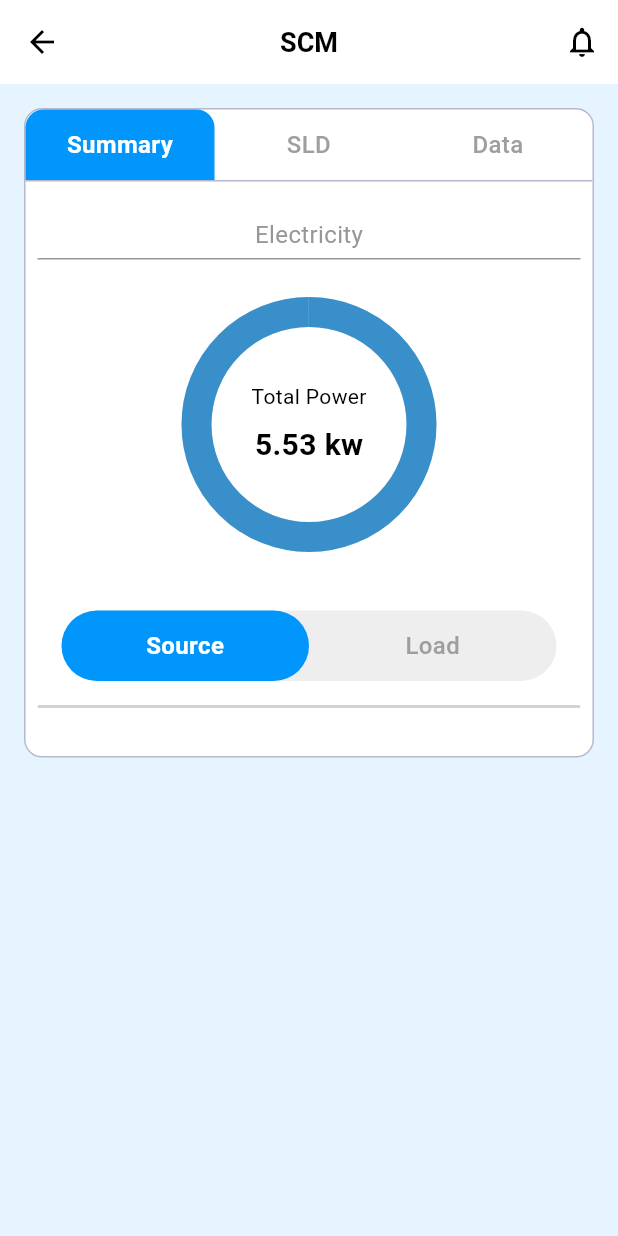
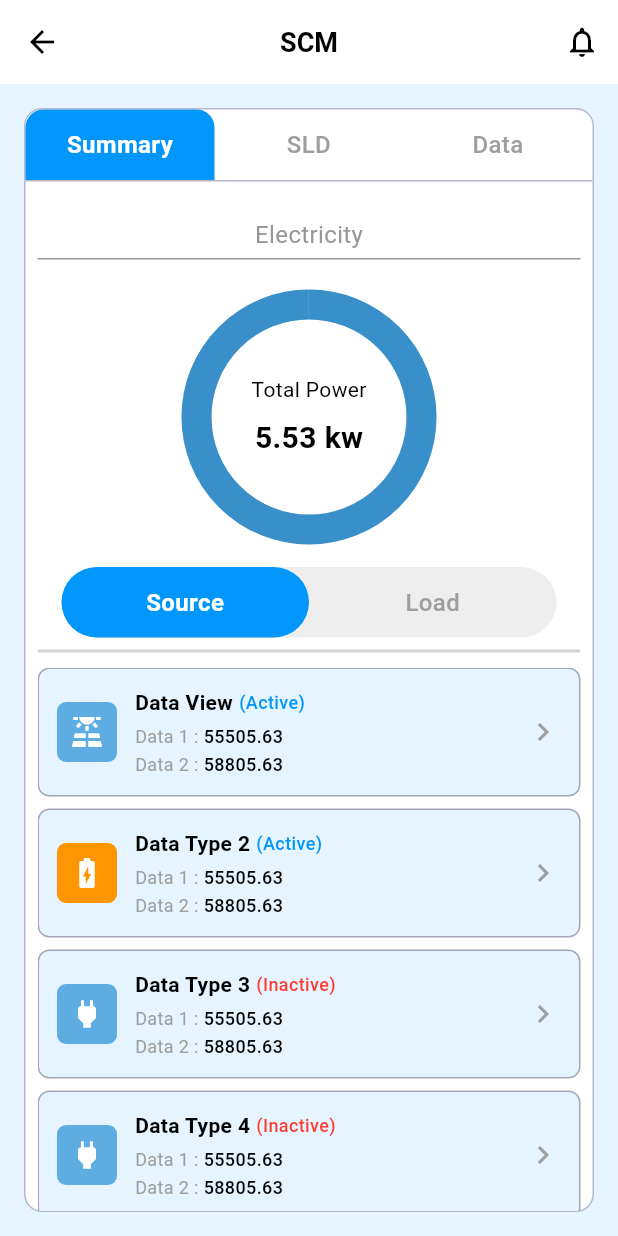
Before and after one commit to Md-Sakibul-Hasan/task_app, a Flutter app: the HomeView screen opened directly, on a phone screen of 412 x 824 dp. Run offline on Flutter 3.47's test engine with Material 3 defaults, Android fonts, the phone set to English and light mode, and no system bars; our stand-ins replace flutter_svg, get.

Commit message:
design the item card

```diff
--- a/lib/controllers/home_controller.dart
+++ b/lib/controllers/home_controller.dart
@@ -1,9 +1,18 @@
 // Controller - Handles home screen logic
 import 'package:get/get.dart';
+import '../models/data_item_model.dart';
 
 class HomeController extends GetxController {
   // Observable state
   final RxBool hasNotifications = true.obs;
+  final RxList<DataItemModel> dataItems = <DataItemModel>[].obs;
+
+  @override
+  void onInit() {
+    super.onInit();
+    // Load sample data
+    dataItems.value = DataItemModel.getSampleData();
+  }
 
   // Handle notification press
   void onNotificationPressed() {
@@ -18,4 +27,13 @@ class HomeController extends GetxController {
   void clearNotifications() {
     hasNotifications.value = false;
   }
+
+  // Handle data item tap
+  void onDataItemTap(DataItemModel item) {
+    Get.snackbar(
+      item.title,
+      'Status: ${item.statusText}',
+      snackPosition: SnackPosition.BOTTOM,
+    );
+  }
 }
--- /dev/null
+++ b/lib/models/data_item_model.dart
@@ -0,0 +1,87 @@
+import 'package:flutter/material.dart';
+
+class DataItemModel {
+  final String id;
+  final String title;
+  final String statusText;
+  final Color statusColor;
+  final bool isActive;
+  final IconData icon;
+  final Color iconBackgroundColor;
+  final String data1Label;
+  final String data1Value;
+  final String data2Label;
+  final String data2Value;
+
+  DataItemModel({
+    required this.id,
+    required this.title,
+    required this.statusText,
+    required this.statusColor,
+    required this.isActive,
+    required this.icon,
+    required this.iconBackgroundColor,
+    required this.data1Label,
+    required this.data1Value,
+    required this.data2Label,
+    required this.data2Value,
+  });
+
+  // Sample data for testing
+  static List<DataItemModel> getSampleData() {
+    return [
+      DataItemModel(
+        id: '1',
+        title: 'Data View',
+        statusText: 'Active',
+        statusColor: const Color(0xFF0096FC),
+        isActive: true,
+        icon: Icons.solar_power,
+        iconBackgroundColor: const Color(0xFF5DADE2),
+        data1Label: 'Data 1',
+        data1Value: '55505.63',
+        data2Label: 'Data 2',
+        data2Value: '58805.63',
+      ),
+      DataItemModel(
+        id: '2',
+        title: 'Data Type 2',
+        statusText: 'Active',
+        statusColor: const Color(0xFF0096FC),
+        isActive: true,
+        icon: Icons.battery_charging_full,
+        iconBackgroundColor: const Color(0xFFFF9500),
+        data1Label: 'Data 1',
+        data1Value: '55505.63',
+        data2Label: 'Data 2',
+        data2Value: '58805.63',
+      ),
+      DataItemModel(
+        id: '3',
+        title: 'Data Type 3',
+        statusText: 'Inactive',
+        statusColor: const Color(0xFFFF3B30),
+        isActive: false,
+        icon: Icons.power,
+        iconBackgroundColor: const Color(0xFF5DADE2),
+        data1Label: 'Data 1',
+        data1Value: '55505.63',
+        data2Label: 'Data 2',
+        data2Value: '58805.63',
+      ),
+      DataItemModel(
+        id: '4',
+        title: 'Data Type 4',
+        statusText: 'Inactive',
+        statusColor: const Color(0xFFFF3B30),
+        isActive: false,
+        icon: Icons.power,
+        iconBackgroundColor: const Color(0xFF5DADE2),
+        data1Label: 'Data 1',
+        data1Value: '55505.63',
+        data2Label: 'Data 2',
+        data2Value: '58805.63',
+      ),
+    ];
+  }
+}
--- a/lib/views/home/home_view.dart
+++ b/lib/views/home/home_view.dart
@@ -3,6 +3,7 @@ import 'package:flutter/material.dart';
 import 'package:get/get.dart';
 import '../../controllers/home_controller.dart';
 import '../../widgets/custom_app_bar.dart';
+import '../../widgets/item_card_widget.dart';
 
 class HomeView extends StatelessWidget {
   const HomeView({super.key});
@@ -20,7 +21,8 @@ class HomeView extends StatelessWidget {
         body: Column(
           children: [
             // Tab bar
-            Container(
+            Expanded(
+              child: Container(
                 margin: const EdgeInsets.all(16),
                 decoration: BoxDecoration(
                   color: Colors.white,
@@ -105,7 +107,8 @@ class HomeView extends StatelessWidget {
                       height: 1,
                       thickness: 1,
                     ),
-                  Padding(
+                    Expanded(
+                      child: Padding(
                         padding: const EdgeInsets.symmetric(horizontal: 8.0),
                         child: Column(
                           children: [
@@ -125,7 +128,7 @@ class HomeView extends StatelessWidget {
                               height: 1,
                               thickness: 1,
                             ),
-                        const SizedBox(height: 10),
+                            const SizedBox(height: 5),
                             // Circular progress indicator
                             SizedBox(
                               width: 200,
@@ -173,10 +176,10 @@ class HomeView extends StatelessWidget {
                                 ],
                               ),
                             ),
-                        const SizedBox(height: 24),
                             // Source/Load Toggle
                             Container(
-                          margin: const EdgeInsets.symmetric(horizontal: 16),
+                              margin:
+                                  const EdgeInsets.symmetric(horizontal: 16),
                               decoration: BoxDecoration(
                                 color: Colors.grey[200],
                                 borderRadius: BorderRadius.circular(25),
@@ -193,7 +196,8 @@ class HomeView extends StatelessWidget {
                                             vertical: 12),
                                         decoration: BoxDecoration(
                                           color: const Color(0xFF0096FC),
-                                      borderRadius: BorderRadius.circular(25),
+                                          borderRadius:
+                                              BorderRadius.circular(25),
                                         ),
                                         child: const Text(
                                           'Source',
@@ -230,7 +234,7 @@ class HomeView extends StatelessWidget {
                                 ],
                               ),
                             ),
-                        const SizedBox(height: 16),
+                            const SizedBox(height: 8),
                             Container(
                               height: 2,
                               decoration: BoxDecoration(
@@ -238,13 +242,40 @@ class HomeView extends StatelessWidget {
                                 borderRadius: BorderRadius.circular(10),
                               ),
                             ),
-                        const SizedBox(height: 32),
-                      ],
+                            const SizedBox(height: 10),
+                            Expanded(
+                              child: Obx(
+                                () => ListView.builder(
+                                  itemCount: controller.dataItems.length,
+                                  padding: EdgeInsets.zero,
+                                  itemBuilder: (context, index) {
+                                    final item = controller.dataItems[index];
+                                    return ItemCardWidget(
+                                      title: item.title,
+                                      statusText: item.statusText,
+                                      statusColor: item.statusColor,
+                                      icon: item.icon,
+                                      iconBackgroundColor:
+                                          item.iconBackgroundColor,
+                                      data1Label: item.data1Label,
+                                      data1Value: item.data1Value,
+                                      data2Label: item.data2Label,
+                                      data2Value: item.data2Value,
+                                      onTap: () =>
+                                          controller.onDataItemTap(item),
+                                    );
+                                  },
                                 ),
-                  )
+                              ),
+                            ),
                           ],
                         ),
                       ),
+                    ),
+                  ],
+                ),
+              ),
+            )
           ],
         ));
   }
--- /dev/null
+++ b/lib/widgets/item_card_widget.dart
@@ -0,0 +1,145 @@
+import 'package:flutter/material.dart';
+
+class ItemCardWidget extends StatelessWidget {
+  final String title;
+  final String? statusText;
+  final Color? statusColor;
+  final IconData icon;
+  final Color iconBackgroundColor;
+  final String data1Label;
+  final String data1Value;
+  final String data2Label;
+  final String data2Value;
+  final VoidCallback? onTap;
+
+  const ItemCardWidget({
+    super.key,
+    required this.title,
+    this.statusText,
+    this.statusColor,
+    required this.icon,
+    this.iconBackgroundColor = const Color(0xFFFF9500),
+    required this.data1Label,
+    required this.data1Value,
+    required this.data2Label,
+    required this.data2Value,
+    this.onTap,
+  });
+
+  @override
+  Widget build(BuildContext context) {
+    return InkWell(
+      onTap: onTap,
+      child: Container(
+        margin: const EdgeInsets.only(bottom: 8),
+        padding: const EdgeInsets.all(12),
+        decoration: BoxDecoration(
+          color: const Color(0xFFE5F4FE),
+          borderRadius: BorderRadius.circular(8),
+          border: Border.all(color: const Color(0xFFA5A7B9), width: 1),
+        ),
+        child: Row(
+          children: [
+            // Icon
+            Container(
+              width: 40,
+              height: 40,
+              decoration: BoxDecoration(
+                color: iconBackgroundColor,
+                borderRadius: BorderRadius.circular(6),
+              ),
+              child: Icon(
+                icon,
+                color: Colors.white,
+                size: 24,
+              ),
+            ),
+            const SizedBox(width: 12),
+            // Data
+            Expanded(
+              child: Column(
+                crossAxisAlignment: CrossAxisAlignment.start,
+                children: [
+                  // Title with status
+                  Row(
+                    children: [
+                      Text(
+                        title,
+                        style: const TextStyle(
+                          color: Colors.black,
+                          fontSize: 14,
+                          fontWeight: FontWeight.w600,
+                        ),
+                      ),
+                      if (statusText != null) ...[
+                        const SizedBox(width: 4),
+                        Text(
+                          '($statusText)',
+                          style: TextStyle(
+                            color: statusColor ?? const Color(0xFF0096FC),
+                            fontSize: 12,
+                            fontWeight: FontWeight.w500,
+                          ),
+                        ),
+                      ],
+                    ],
+                  ),
+                  const SizedBox(height: 4),
+                  // Data 1
+                  Row(
+                    children: [
+                      Text(
+                        '$data1Label : ',
+                        style: const TextStyle(
+                          color: Colors.grey,
+                          fontSize: 12,
+                          fontWeight: FontWeight.w400,
+                        ),
+                      ),
+                      Text(
+                        data1Value,
+                        style: const TextStyle(
+                          color: Colors.black,
+                          fontSize: 12,
+                          fontWeight: FontWeight.w500,
+                        ),
+                      ),
+                    ],
+                  ),
+                  const SizedBox(height: 2),
+                  // Data 2
+                  Row(
+                    children: [
+                      Text(
+                        '$data2Label : ',
+                        style: const TextStyle(
+                          color: Colors.grey,
+                          fontSize: 12,
+                          fontWeight: FontWeight.w400,
+                        ),
+                      ),
+                      Text(
+                        data2Value,
+                        style: const TextStyle(
+                          color: Colors.black,
+                          fontSize: 12,
+                          fontWeight: FontWeight.w500,
+                        ),
+                      ),
+                    ],
+                  ),
+                ],
+              ),
+            ),
+            // Chevron icon
+            const Icon(
+              Icons.chevron_right,
+              color: Colors.grey,
+              size: 24,
+            ),
+          ],
+        ),
+      ),
+    );
+  }
+}
```
Lines whose indentation alone changed are shown as unchanged.
